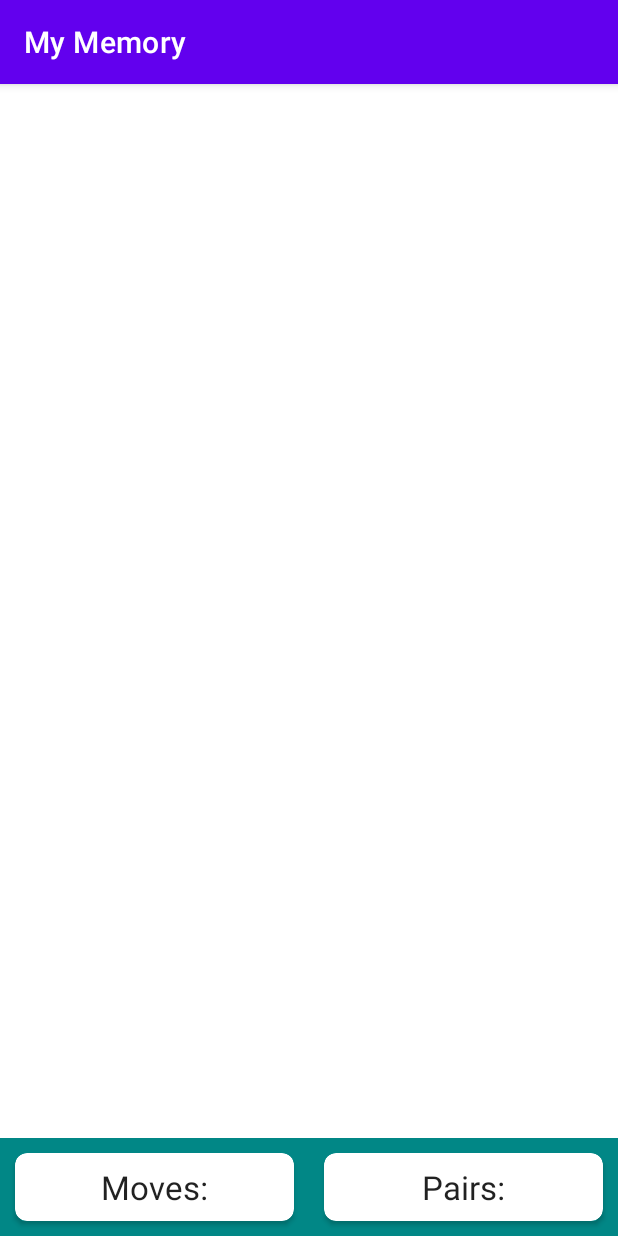
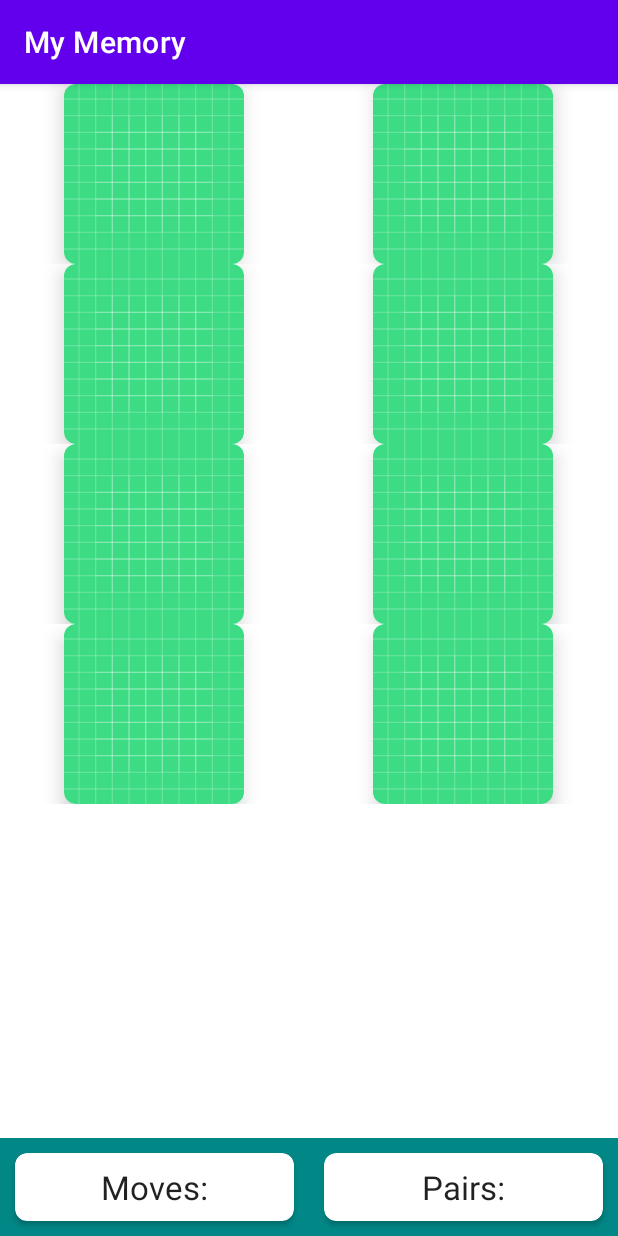
Before and after one commit to RaffayHusayn/Flippy-Cards-Game, an Android app: the screen it shows after launch (MainActivity), on a phone screen of 412 x 824 dp. Run offline under Robolectric (Android 15) with nearby library versions, the phone set to English and light mode, and no system bars; libraries missing offline, so code that uses them is left out: android.content.

Commit message:
Implemented a hardcoded working version of the card stack in 4 x 2 fashion with no spacing

```diff
--- a/app/src/main/java/com/fclass/memorygame/MainActivity.kt
+++ b/app/src/main/java/com/fclass/memorygame/MainActivity.kt
@@ -3,7 +3,9 @@ package com.fclass.memorygame
 import androidx.appcompat.app.AppCompatActivity
 import android.os.Bundle
 import android.widget.TextView
+import androidx.recyclerview.widget.GridLayoutManager
 import androidx.recyclerview.widget.RecyclerView
+
 
 class MainActivity : AppCompatActivity() {
 
@@ -19,8 +21,9 @@ class MainActivity : AppCompatActivity() {
         rvBoard = findViewById(R.id.rvBoard)
         tvNumMoves = findViewById(R.id.tvNumMoves)
         tvNumPairs  = findViewById(R.id.tvNumPairs)
+
         rvBoard.adapter = MemoryBoardAdapter(this, 8)
-        rvBoard.hasFixedSize(true)
+        rvBoard.setHasFixedSize(true)
         rvBoard.layoutManager = GridLayoutManager(this, 2)
     }
 }
--- a/app/src/main/java/com/fclass/memorygame/MemoryBoardAdapter.kt
+++ b/app/src/main/java/com/fclass/memorygame/MemoryBoardAdapter.kt
@@ -1,25 +1,32 @@
 package com.fclass.memorygame
 
-import android.content.Context
+import  android.content.Context
+import android.view.LayoutInflater
 import android.view.View
 import android.view.ViewGroup
 import androidx.recyclerview.widget.RecyclerView
 
 
 class MemoryBoardAdapter(private val context: Context, private val numPieces: Int) :
-RecyclerView.Adapter<MemoryBoardAdapter.ViewHolder>() {
-    inner class ViewHolder(itemView: View) : RecyclerView.ViewHolder(itemView)
+    RecyclerView.Adapter<MemoryBoardAdapter.ViewHolder>() {
 
-   // override fun onCreateViewHolder(parent: ViewGroup, viewType: Int): ViewHolder {
-        TODO("Not yet implemented")
+
+   override fun onCreateViewHolder(parent: ViewGroup, viewType: Int): ViewHolder {
+        val view = LayoutInflater.from( context).inflate(R.layout.memory_card, parent, false)
+       return ViewHolder(view)
     }
 
     override fun onBindViewHolder(holder: ViewHolder, position: Int) {
-        TODO("Not yet implemented")
+        holder.bind(position)
     }
 
-    override fun getItemCount(): Int {
-        TODO("Not yet implemented")
+    override fun getItemCount() = numPieces
+
+
+    inner class ViewHolder(itemView: View) : RecyclerView.ViewHolder(itemView) {
+        fun bind(position: Int) {
+            //no_op
+
+        }
     }
-
 }
--- /dev/null
+++ b/app/src/main/res/layout/memory_card.xml
@@ -0,0 +1,26 @@
+<?xml version="1.0" encoding="utf-8"?>
+<LinearLayout xmlns:android="http://schemas.android.com/apk/res/android"
+    xmlns:app="http://schemas.android.com/apk/res-auto"
+    xmlns:tools="http://schemas.android.com/tools"
+    android:layout_width="match_parent"
+    android:layout_height="wrap_content"
+    android:gravity="center"
+    android:orientation="vertical">
+
+    <androidx.cardview.widget.CardView
+        android:id="@+id/cardView"
+        android:layout_width="120dp"
+        android:layout_height="120dp"
+        app:cardCornerRadius="8dp"
+        app:cardElevation="8dp">
+
+        <ImageButton
+            android:id="@+id/imageButton"
+            android:layout_width="match_parent"
+            android:layout_height="match_parent"
+            android:background="@color/white"
+            android:scaleType="centerCrop "
+            app:srcCompat="@drawable/ic_launcher_background"
+            tools:ignore="SpeakableTextPresentCheck" />
+    </androidx.cardview.widget.CardView>
+</LinearLayout>
```
Also changed, not shown: app/build.gradle (+11 -7 lines).
